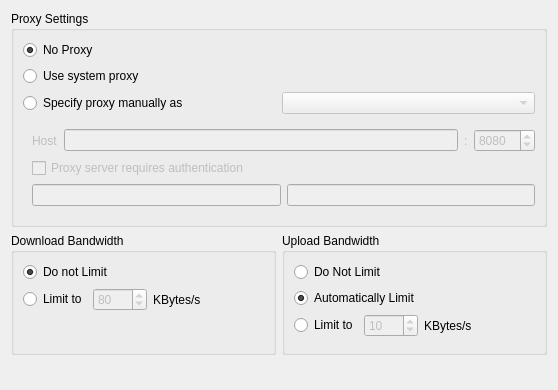
Qt form src/mirall/networksettings.ui (nextcloud/desktop) before a commit.
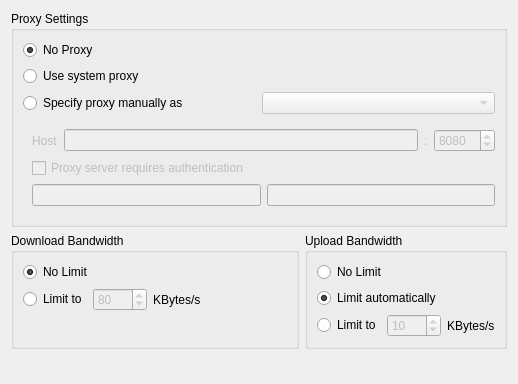
The same form after that commit.

Commit message: Network Settings: Reword entries, fix uic warnings

Patch:
```diff
--- a/src/mirall/networksettings.ui
+++ b/src/mirall/networksettings.ui
@@ -6,8 +6,8 @@
    <rect>
     <x>0</x>
     <y>0</y>
-    <width>558</width>
-    <height>390</height>
+    <width>518</width>
+    <height>384</height>
    </rect>
   </property>
   <property name="windowTitle">
@@ -229,7 +229,7 @@
       <item row="0" column="0" colspan="2">
        <widget class="QRadioButton" name="noDownloadLimitRadioButton">
         <property name="text">
-         <string>Do not Limit</string>
+         <string>No Limit</string>
         </property>
         <property name="checked">
          <bool>true</bool>
@@ -261,14 +261,14 @@
       <item row="0" column="0" colspan="2">
        <widget class="QRadioButton" name="noUploadLimitRadioButton">
         <property name="text">
-         <string>Do Not Limit</string>
+         <string>No Limit</string>
         </property>
        </widget>
       </item>
       <item row="1" column="0" colspan="2">
        <widget class="QRadioButton" name="autoUploadLimitRadioButton">
         <property name="text">
-         <string>Automatically Limit</string>
+         <string>Limit automatically</string>
         </property>
         <property name="checked">
          <bool>true</bool>
@@ -309,32 +309,6 @@
         </item>
        </layout>
       </item>
-      <item row="2" column="2">
-       <spacer name="horizontalSpacer_2">
-        <property name="orientation">
-         <enum>Qt::Horizontal</enum>
-        </property>
-        <property name="sizeHint" stdset="0">
-         <size>
-          <width>40</width>
-          <height>20</height>
-         </size>
-        </property>
-       </spacer>
-      </item>
-      <item row="3" column="0" colspan="2">
-       <spacer name="verticalSpacer_3">
-        <property name="orientation">
-         <enum>Qt::Vertical</enum>
-        </property>
-        <property name="sizeHint" stdset="0">
-         <size>
-          <width>147</width>
-          <height>6</height>
-         </size>
-        </property>
-       </spacer>
-      </item>
      </layout>
      <zorder>autoUploadLimitRadioButton</zorder>
      <zorder>uploadLimitRadioButton</zorder>
```
Left out of the diff: 2 changed lines with no effect on the pictures.
